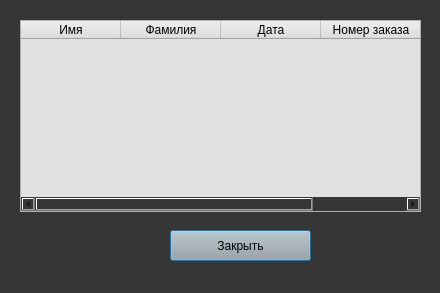
Before: the Qt Designer form UI/user_form.ui in MaximToporkov/TITAKIMURADOK, drawn with Qt 5.
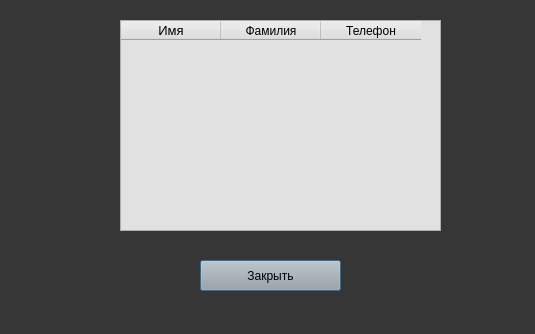
After: the same form once the commit is applied.

```diff
--- a/UI/user_form.ui
+++ b/UI/user_form.ui
@@ -6,8 +6,8 @@
    <rect>
     <x>0</x>
     <y>0</y>
-    <width>440</width>
-    <height>293</height>
+    <width>535</width>
+    <height>334</height>
    </rect>
   </property>
   <property name="minimumSize">
@@ -25,10 +25,10 @@
   <widget class="QTableWidget" name="tableWidget">
    <property name="geometry">
     <rect>
-     <x>20</x>
+     <x>120</x>
      <y>20</y>
-     <width>401</width>
-     <height>192</height>
+     <width>321</width>
+     <height>211</height>
     </rect>
    </property>
    <property name="styleSheet">
@@ -38,6 +38,14 @@
     <property name="text">
      <string>Имя</string>
     </property>
+    <property name="font">
+     <font>
+      <pointsize>10</pointsize>
+     </font>
+    </property>
+    <property name="textAlignment">
+     <set>AlignCenter</set>
+    </property>
    </column>
    <column>
     <property name="text">
@@ -46,20 +54,15 @@
    </column>
    <column>
     <property name="text">
-     <string>Дата</string>
-    </property>
-   </column>
-   <column>
-    <property name="text">
-     <string>Номер заказа</string>
+     <string>Телефон</string>
     </property>
    </column>
   </widget>
   <widget class="QPushButton" name="exit_butt">
    <property name="geometry">
     <rect>
-     <x>170</x>
-     <y>230</y>
+     <x>200</x>
+     <y>260</y>
      <width>141</width>
      <height>31</height>
     </rect>
```
